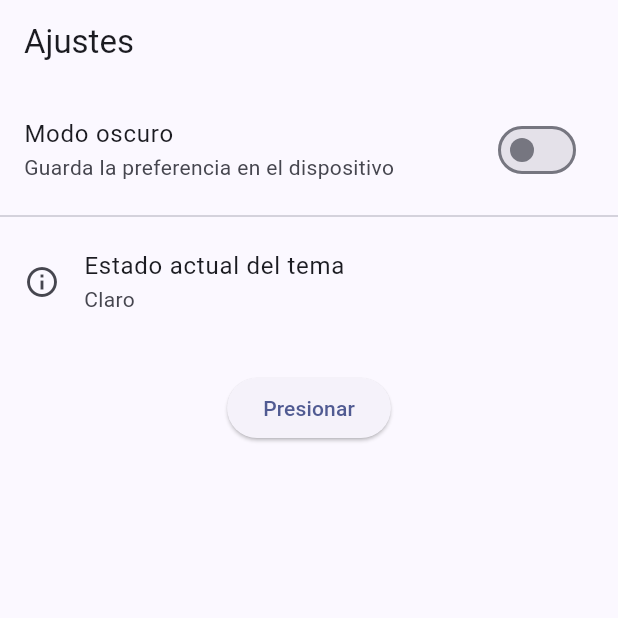
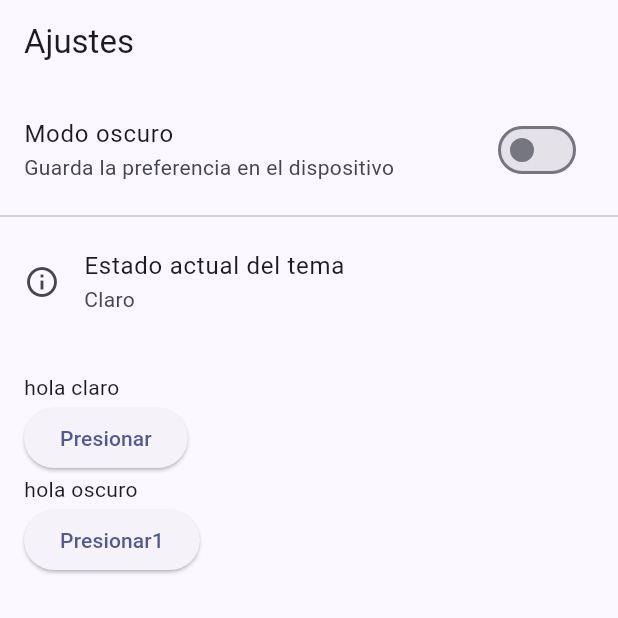
Before and after one commit to Miriam-Nav/proyecto_protectora, a Flutter app: the screen it shows after launch, on a phone screen of 412 x 824 dp, the top half of it. Run offline on Flutter 3.47's test engine with Material 3 defaults, Android fonts, the light colour scheme and no system bars; our stand-ins replace equatable, flutter_riverpod, go_router, shared_preferences.

Commit message:
prueva botones_catalogo

```diff
--- a/lib/catalog/demos/buttons_demo.dart
+++ b/lib/catalog/demos/buttons_demo.dart
@@ -12,7 +12,9 @@ class ButtonsDemo extends StatelessWidget {
         // Text("Botones"),
         // const Text("Tema Claro"),
         // Theme(data: ThemeData.light(), child: _buttonsRow()),
+        Text('hola claro'),
         buttons_claro(),
+        Text('hola oscuro'),
         buttons_oscuro()
       ],
     );
--- a/lib/features/auth/presentation/pages/home_page.dart
+++ b/lib/features/auth/presentation/pages/home_page.dart
@@ -64,7 +64,7 @@ class _EstadoPaginaAjustes extends State<PaginaAjustes> {
             //   child: const Text('Ir a pantalla de demostración'),
             // ),
             // buttons_claro(),
-            buttons_claro(),
+            ButtonsDemo(),
           ),
         ],
       ),
```
